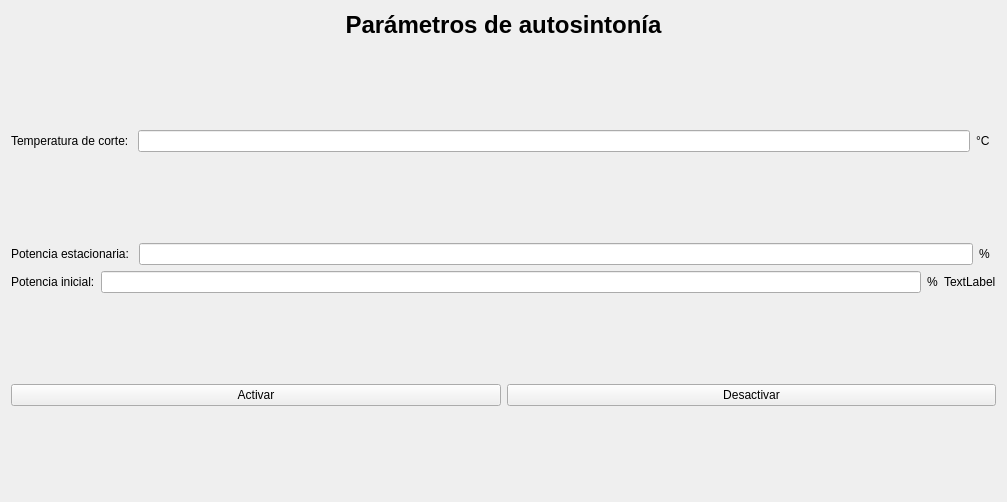
Old version of the form src/view/auto_tunning_tab_view.ui in the repository martincrxz/induction-heater-software.
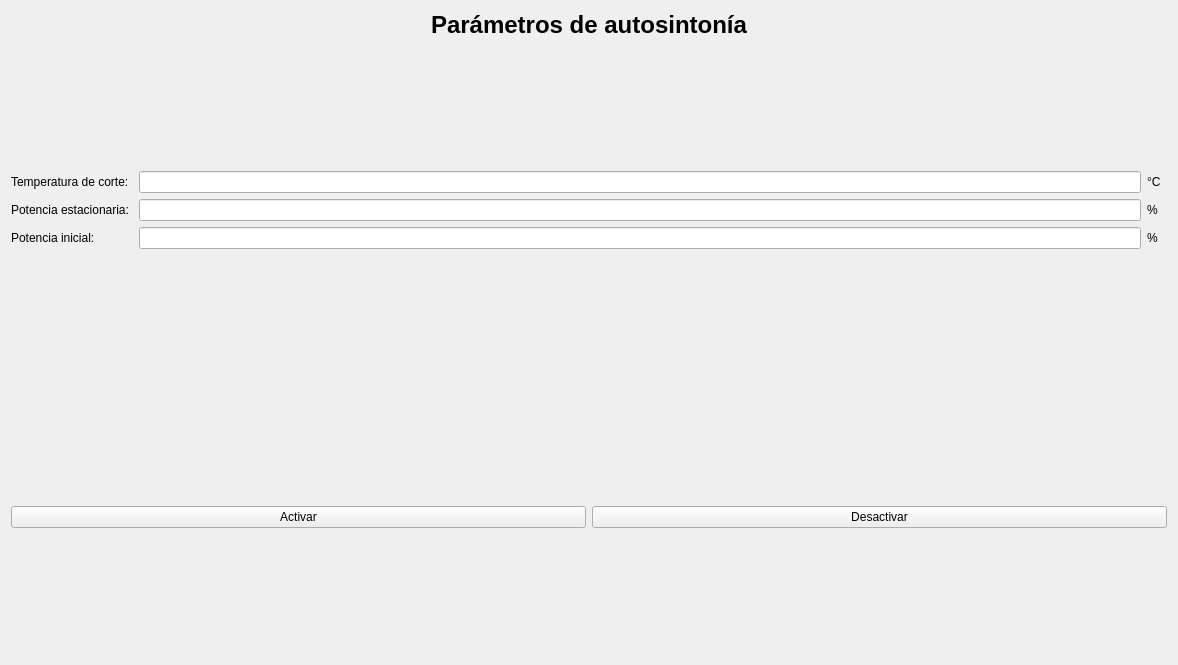
New version of the form. Icons and pictures are not drawn.

The edit to the form file:
```diff
--- a/src/view/auto_tunning_tab_view.ui
+++ b/src/view/auto_tunning_tab_view.ui
@@ -6,8 +6,8 @@
    <rect>
     <x>0</x>
     <y>0</y>
-    <width>1007</width>
-    <height>502</height>
+    <width>1178</width>
+    <height>665</height>
    </rect>
   </property>
   <property name="windowTitle">
@@ -38,16 +38,30 @@
      </item>
      <item>
       <layout class="QGridLayout" name="gridLayout_2">
+       <item row="1" column="1">
+        <widget class="QLineEdit" name="stationary_power"/>
+       </item>
+       <item row="1" column="2">
+        <widget class="QLabel" name="label_6">
+         <property name="text">
+          <string>%</string>
+         </property>
+        </widget>
+       </item>
+       <item row="1" column="0">
+        <widget class="QLabel" name="label_5">
+         <property name="text">
+          <string>Potencia estacionaria: </string>
+         </property>
+        </widget>
+       </item>
        <item row="0" column="3">
         <widget class="QLabel" name="label_4">
          <property name="text">
-          <string>&lt;html&gt;&lt;head/&gt;&lt;body&gt;&lt;p&gt;&lt;img src=&quot;:/tempCorteChica.png&quot;/&gt;&lt;/p&gt;&lt;/body&gt;&lt;/html&gt;</string>
+          <string>&lt;html&gt;&lt;head/&gt;&lt;body&gt;&lt;p&gt;&lt;img src=&quot;:/temperaturaCorteChica.png&quot;/&gt;&lt;/p&gt;&lt;/body&gt;&lt;/html&gt;</string>
          </property>
         </widget>
        </item>
-       <item row="0" column="1">
-        <widget class="QLineEdit" name="cutoff_temperature"/>
-       </item>
        <item row="0" column="0">
         <widget class="QLabel" name="label_2">
          <property name="text">
@@ -55,84 +69,62 @@
          </property>
         </widget>
        </item>
-       <item row="0" column="2">
-        <widget class="QLabel" name="label_3">
-         <property name="text">
-          <string>°C</string>
-         </property>
-        </widget>
-       </item>
-      </layout>
-     </item>
-     <item>
-      <spacer name="verticalSpacer_2">
-       <property name="orientation">
-        <enum>Qt::Vertical</enum>
-       </property>
-       <property name="sizeHint" stdset="0">
-        <size>
-         <width>20</width>
-         <height>40</height>
-        </size>
-       </property>
-      </spacer>
-     </item>
-     <item>
-      <layout class="QGridLayout" name="gridLayout_3">
-       <item row="0" column="3">
+       <item row="1" column="3">
         <widget class="QLabel" name="label_7">
          <property name="text">
           <string>&lt;html&gt;&lt;head/&gt;&lt;body&gt;&lt;p&gt;&lt;img src=&quot;:/potenciaEstacionariaChica.png&quot;/&gt;&lt;/p&gt;&lt;/body&gt;&lt;/html&gt;</string>
          </property>
         </widget>
        </item>
-       <item row="0" column="1">
-        <widget class="QLineEdit" name="stationary_power"/>
-       </item>
-       <item row="0" column="0">
-        <widget class="QLabel" name="label_5">
-         <property name="text">
-          <string>Potencia estacionaria: </string>
-         </property>
-        </widget>
-       </item>
        <item row="0" column="2">
-        <widget class="QLabel" name="label_6">
+        <widget class="QLabel" name="label_3">
          <property name="text">
-          <string>%</string>
+          <string>°C</string>
          </property>
         </widget>
        </item>
-      </layout>
-     </item>
-     <item>
-      <layout class="QGridLayout" name="gridLayout_4">
-       <item row="0" column="0">
+       <item row="0" column="1">
+        <widget class="QLineEdit" name="cutoff_temperature"/>
+       </item>
+       <item row="2" column="0">
         <widget class="QLabel" name="label_8">
          <property name="text">
           <string>Potencia inicial:</string>
          </property>
         </widget>
        </item>
-       <item row="0" column="1">
+       <item row="2" column="1">
         <widget class="QLineEdit" name="lineEdit"/>
        </item>
-       <item row="0" column="2">
+       <item row="2" column="2">
         <widget class="QLabel" name="label_10">
          <property name="text">
           <string>%</string>
          </property>
         </widget>
        </item>
-       <item row="0" column="3">
+       <item row="2" column="3">
         <widget class="QLabel" name="label_9">
          <property name="text">
-          <string>TextLabel</string>
+          <string>&lt;html&gt;&lt;head/&gt;&lt;body&gt;&lt;p&gt;&lt;img src=&quot;:/potenciaMinimaChica.png&quot;/&gt;&lt;/p&gt;&lt;/body&gt;&lt;/html&gt;</string>
          </property>
         </widget>
        </item>
       </layout>
      </item>
+     <item>
+      <spacer name="verticalSpacer_2">
+       <property name="orientation">
+        <enum>Qt::Vertical</enum>
+       </property>
+       <property name="sizeHint" stdset="0">
+        <size>
+         <width>20</width>
+         <height>40</height>
+        </size>
+       </property>
+      </spacer>
+     </item>
      <item>
       <spacer name="verticalSpacer_3">
        <property name="orientation">
```
